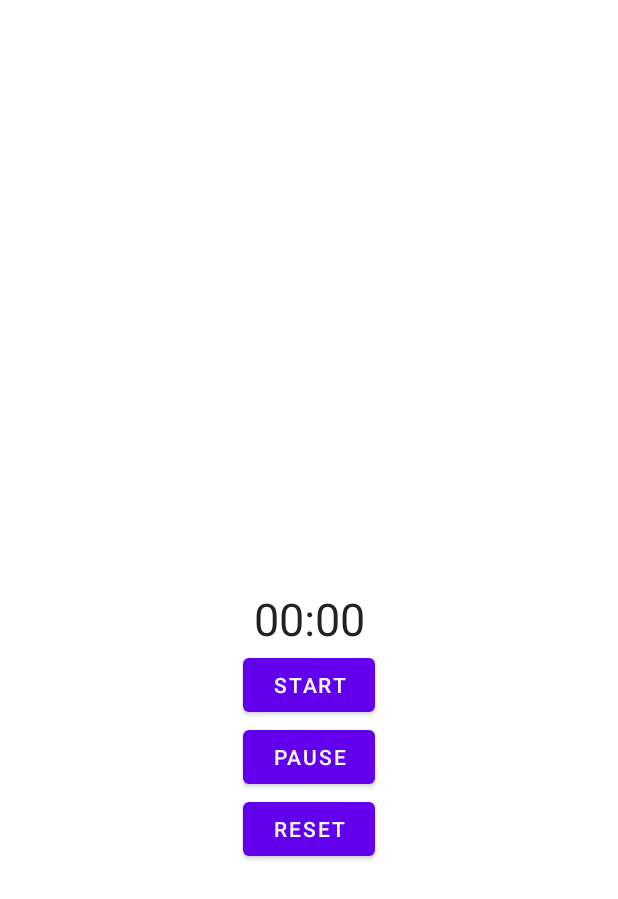
After one commit to abazatte/BreatheApp, an Android app: the layout stopwatch_fragment2.xml on its own in the app's theme, with its tools: preview values and no code run, on a phone screen of 412 x 824 dp. The commit adds this screen. Shown: the top 899 px of the screen. Run offline under Robolectric (Android 15) with nearby library versions, the phone set to English and light mode, and no system bars.

```diff
--- a/app/src/main/java/com/example/datenbankefuerprojekt/db/main/database/ControlPauseDao.java
+++ b/app/src/main/java/com/example/datenbankefuerprojekt/db/main/database/ControlPauseDao.java
@@ -13,6 +13,8 @@ public interface ControlPauseDao {
     void insert(ControlPause controlPause);
 
     @Query("SELECT * FROM control_pause_table ORDER BY laenge DESC")
-    LiveData<List<ControlPause>> getAllControlPause();
-    //hier vlt noch nach datum sortiert oder so?
+    LiveData<List<ControlPause>> getAllControlPauseByLaenge();
+
+    @Query("SELECT * FROM control_pause_table ORDER BY date DESC")
+    LiveData<List<ControlPause>> getAllControlPauseByDate();
 }
--- a/app/src/main/java/com/example/datenbankefuerprojekt/db/main/database/UebungDatenbank.java
+++ b/app/src/main/java/com/example/datenbankefuerprojekt/db/main/database/UebungDatenbank.java
@@ -10,7 +10,7 @@ import androidx.room.RoomDatabase;
 import androidx.sqlite.db.SupportSQLiteDatabase;
 
 
-@Database(entities = {Uebung.class, Fragment.class, ControlPause.class}, version = 6)
+@Database(entities = {Uebung.class, Fragment.class, ControlPause.class}, version = 7)
 public abstract class UebungDatenbank extends RoomDatabase {
     private static UebungDatenbank INSTANCE;
     public abstract UebungDao uebungDao();
--- a/app/src/main/java/com/example/datenbankefuerprojekt/ui/home/FragmentEditorFragment.java
+++ b/app/src/main/java/com/example/datenbankefuerprojekt/ui/home/FragmentEditorFragment.java
@@ -84,9 +84,7 @@ public class FragmentEditorFragment extends Fragment {
 
     /**
      * @author Abdurrahman Azattemür, Maximilian Jaesch
-     * <p></p>
-     * hier werden die UI Elemente von dem Binding mit den XML elementen verbunden
-     *
+     * <p>hier werden die UI Elemente von dem Binding mit den XML elementen verbunden</p>
      * */
     private void initUI(){
         editTextTitel = binding.editTextTitle;
--- /dev/null
+++ b/app/src/main/res/layout/stopwatch_fragment2.xml
@@ -0,0 +1,48 @@
+<?xml version="1.0" encoding="utf-8"?>
+<androidx.constraintlayout.widget.ConstraintLayout xmlns:android="http://schemas.android.com/apk/res/android"
+    xmlns:app="http://schemas.android.com/apk/res-auto"
+    xmlns:tools="http://schemas.android.com/tools"
+    android:id="@+id/stopwatch"
+    android:layout_width="match_parent"
+    android:layout_height="match_parent"
+    tools:context=".ui.gallery.StopwatchFragment">
+
+    <Chronometer
+        android:id="@+id/chronometer"
+        android:layout_width="wrap_content"
+        android:layout_height="wrap_content"
+        android:textSize="30sp"
+
+        app:layout_constraintBottom_toBottomOf="parent"
+        app:layout_constraintLeft_toLeftOf="parent"
+        app:layout_constraintRight_toRightOf="parent"
+        app:layout_constraintTop_toTopOf="parent"/>
+
+    <Button
+        android:id="@+id/button_start"
+        android:layout_width="wrap_content"
+        android:layout_height="wrap_content"
+        android:text="Start"
+        app:layout_constraintTop_toBottomOf="@+id/chronometer"
+        app:layout_constraintLeft_toLeftOf="parent"
+        app:layout_constraintRight_toRightOf="parent"/>
+
+    <Button
+        android:id="@+id/button_pause"
+        android:layout_width="wrap_content"
+        android:layout_height="wrap_content"
+        android:text="Pause"
+        app:layout_constraintTop_toBottomOf="@+id/button_start"
+        app:layout_constraintLeft_toLeftOf="parent"
+        app:layout_constraintRight_toRightOf="parent"/>
+
+    <Button
+        android:id="@+id/button_reset"
+        android:layout_width="wrap_content"
+        android:layout_height="wrap_content"
+        android:text="Reset"
+        app:layout_constraintTop_toBottomOf="@+id/button_pause"
+        app:layout_constraintLeft_toLeftOf="parent"
+        app:layout_constraintRight_toRightOf="parent"/>
+
+</androidx.constraintlayout.widget.ConstraintLayout>
```
Also changed, not shown: app/src/main/java/com/example/datenbankefuerprojekt/db/main/database/ControlPause.java (+5 -3 lines), app/src/main/java/com/example/datenbankefuerprojekt/db/main/database/ControlPauseRepository.java (+10 -4 lines), app/src/main/java/com/example/datenbankefuerprojekt/db/main/database/Converter.java (added, +17 -0 lines), app/src/main/java/com/example/datenbankefuerprojekt/ui/gallery/GalleryFragment.java (+5 -7 lines), app/src/main/java/com/example/datenbankefuerprojekt/ui/gallery/GalleryViewModel.java (+47 -6 lines), app/src/main/java/com/example/datenbankefuerprojekt/ui/gallery/StopwatchFragment.java (added, +120 -0 lines), app/src/main/java/com/example/datenbankefuerprojekt/ui/gallery/StopwatchState.java (added, +8 -0 lines), app/src/main/res/layout/fragment_gallery.xml (+9 -14 lines), app/src/main/res/navigation/mobile_navigation.xml (+24 -1 lines).
